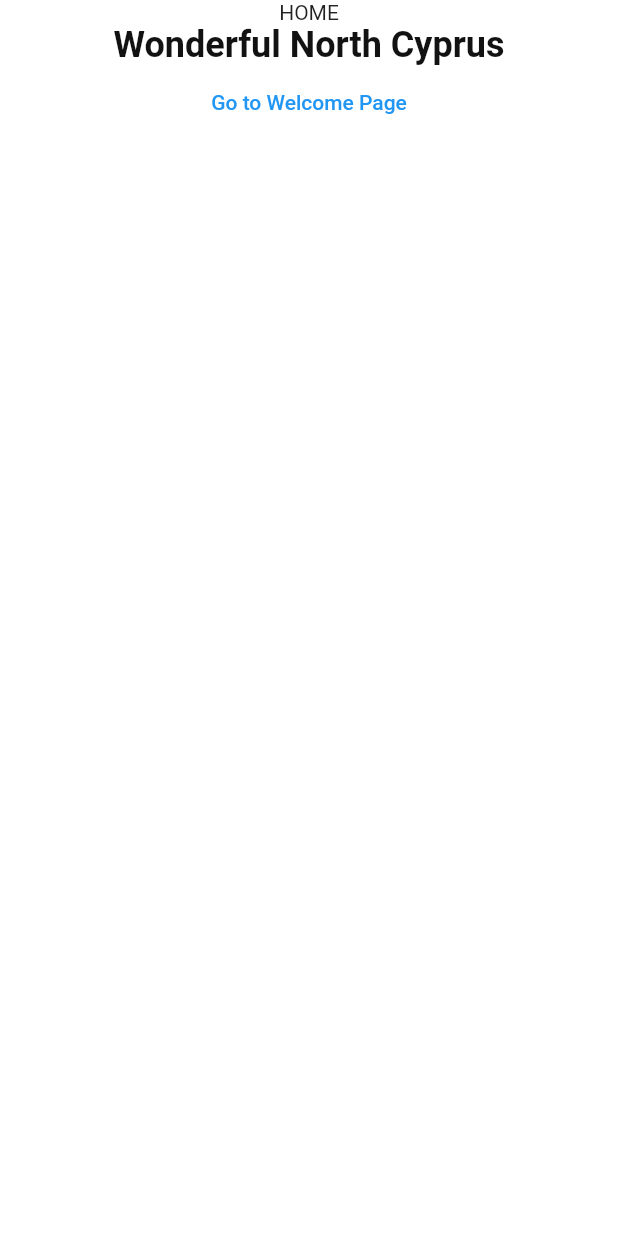
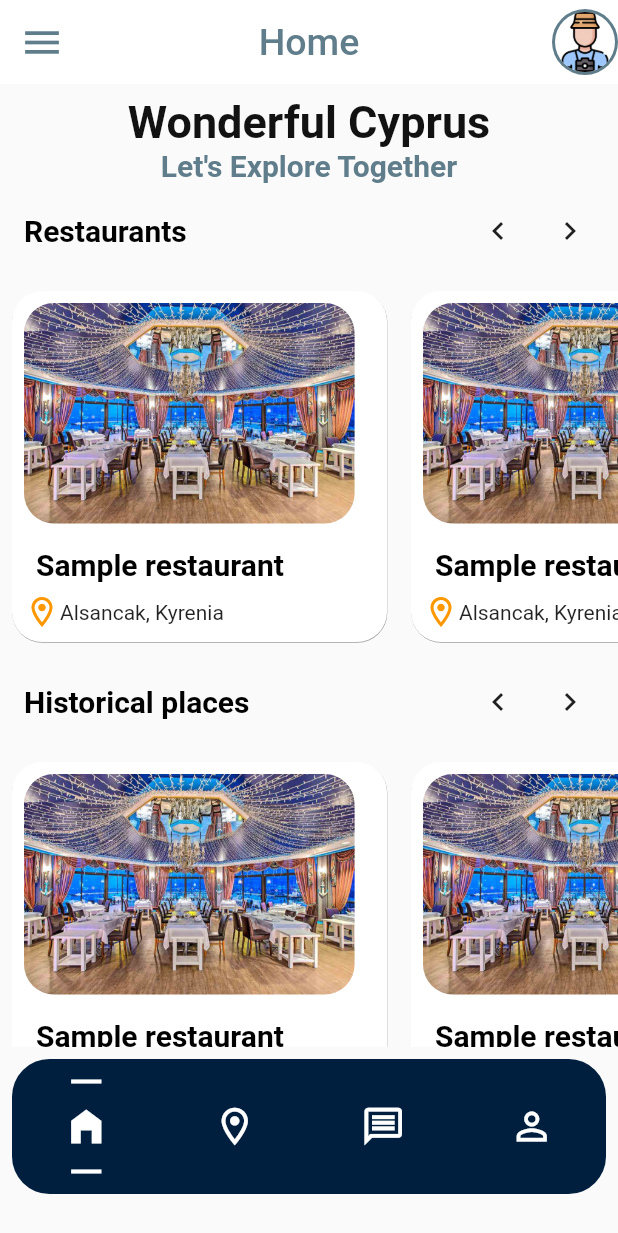
Before and after one commit to bilol-makhmudov/VisitCyprus, a Flutter app: the HomeScreen screen opened by its route, on a phone screen of 412 x 824 dp. Shown: the top 1233 px of the screen. Run offline on Flutter 3.47's test engine with Material 2 defaults, Android fonts, the light colour scheme and no system bars; missing offline and left inert: flutter_osm_plugin; Roboto replaces fonts that are missing (Poppins).

Commit message:
new pages

```diff
--- /dev/null
+++ b/lib/Widgets/BottomNavigationBarCustom.dart
@@ -0,0 +1,200 @@
+import 'package:flutter/cupertino.dart';
+import 'package:flutter/material.dart';
+
+class BottomNavigationBarCustom extends StatefulWidget {
+  final int currentPage;
+  final Function onPageChanged;
+  const BottomNavigationBarCustom(
+      {super.key, required this.onPageChanged, required this.currentPage});
+
+  @override
+  State<BottomNavigationBarCustom> createState() =>
+      _BottomNavigationBarCustomState();
+}
+
+class _BottomNavigationBarCustomState extends State<BottomNavigationBarCustom> {
+  int pageIndex = 0;
+  @override
+  Widget build(BuildContext context) {
+    return IntrinsicHeight(
+      child: Theme(
+        data: Theme.of(context).copyWith(
+            splashColor: Colors.transparent,
+            highlightColor: Colors.transparent,
+            hoverColor: Colors.transparent),
+        child: Column(
+          mainAxisAlignment: MainAxisAlignment.end,
+          children: [
+            Padding(
+              padding: const EdgeInsets.all(8.0),
+              child: Align(
+                alignment: Alignment.bottomCenter,
+                child: Container(
+                    decoration: BoxDecoration(
+                      borderRadius: BorderRadius.circular(25),
+                      color: Theme.of(context).primaryColorDark,
+                    ),
+                    height: 90,
+                    child: Row(
+                      mainAxisAlignment: MainAxisAlignment.spaceAround,
+                      children: [
+                        Column(
+                          children: [
+                            Expanded(
+                              child: Icon(Icons.horizontal_rule,
+                                  size: 30,
+                                  color: pageIndex == 0
+                                      ? Theme.of(context).primaryColor
+                                      : Theme.of(context).primaryColorDark),
+                            ),
+                            Expanded(
+                              child: IconButton(
+                                  enableFeedback: false,
+                                  padding: EdgeInsets.zero,
+                                  onPressed: () {
+                                    pageIndex = 0;
+                                    widget.onPageChanged(pageIndex);
+                                  },
+                                  icon: pageIndex == 0
+                                      ? Icon(
+                                          Icons.home_filled,
+                                          color: Theme.of(context).primaryColor,
+                                          size: 30,
+                                        )
+                                      : Icon(
+                                          Icons.home_outlined,
+                                          color: Theme.of(context).primaryColor,
+                                          size: 30,
+                                        )),
+                            ),
+                            Expanded(
+                              child: Icon(Icons.horizontal_rule,
+                                  size: 30,
+                                  color: pageIndex == 0
+                                      ? Theme.of(context).primaryColor
+                                      : Theme.of(context).primaryColorDark),
+                            )
+                          ],
+                        ),
+                        Column(
+                          children: [
+                            Expanded(
+                              child: Icon(Icons.horizontal_rule,
+                                  size: 30,
+                                  color: pageIndex == 1
+                                      ? Theme.of(context).primaryColor
+                                      : Theme.of(context).primaryColorDark),
+                            ),
+                            Expanded(
+                              child: IconButton(
+                                  padding: EdgeInsets.zero,
+                                  onPressed: () {
+                                    pageIndex = 1;
+                                    widget.onPageChanged(pageIndex);
+                                  },
+                                  icon: pageIndex == 1
+                                      ? Icon(
+                                          Icons.location_on,
+                                          color: Theme.of(context).primaryColor,
+                                          size: 30,
+                                        )
+                                      : Icon(
+                                          Icons.location_on_outlined,
+                                          color: Theme.of(context).primaryColor,
+                                          size: 30,
+                                        )),
+                            ),
+                            Expanded(
+                              child: Icon(Icons.horizontal_rule,
+                                  size: 30,
+                                  color: pageIndex == 1
+                                      ? Theme.of(context).primaryColor
+                                      : Theme.of(context).primaryColorDark),
+                            ),
+                          ],
+                        ),
+                        Column(
+                          children: [
+                            Expanded(
+                              child: Icon(Icons.horizontal_rule,
+                                  size: 30,
+                                  color: pageIndex == 2
+                                      ? Theme.of(context).primaryColor
+                                      : Theme.of(context).primaryColorDark),
+                            ),
+                            Expanded(
+                              child: IconButton(
+                                  padding: EdgeInsets.zero,
+                                  onPressed: () {
+                                    pageIndex = 2;
+                                    widget.onPageChanged(pageIndex);
+                                  },
+                                  icon: pageIndex == 2
+                                      ? Icon(
+                                          Icons.message,
+                                          color: Theme.of(context).primaryColor,
+                                          size: 30,
+                                        )
+                                      : Icon(
+                                          Icons.message_outlined,
+                                          color: Theme.of(context).primaryColor,
+                                          size: 30,
+                                        )),
+                            ),
+                            Expanded(
+                              child: Icon(Icons.horizontal_rule,
+                                  size: 30,
+                                  color: pageIndex == 2
+                                      ? Theme.of(context).primaryColor
+                                      : Theme.of(context).primaryColorDark),
+                            ),
+                          ],
+                        ),
+                        Column(
+                          children: [
+                            Expanded(
+                              child: Icon(Icons.horizontal_rule,
+                                  size: 30,
+                                  color: pageIndex == 3
+                                      ? Theme.of(context).primaryColor
+                                      : Theme.of(context).primaryColorDark),
+                            ),
+                            Expanded(
+                              child: IconButton(
+                                  padding: EdgeInsets.zero,
+                                  onPressed: () {
+                                    pageIndex = 3;
+                                    widget.onPageChanged(pageIndex);
+                                  },
+                                  icon: pageIndex == 3
+                                      ? Icon(
+                                          Icons.person,
+                                          color: Theme.of(context).primaryColor,
+                                          size: 30,
+                                        )
+                                      : Icon(
+                                          Icons.person_outline,
+                                          color: Theme.of(context).primaryColor,
+                                          size: 30,
+                                        )),
+                            ),
+                            Expanded(
+                              child: Icon(Icons.horizontal_rule,
+                                  size: 30,
+                                  color: pageIndex == 3
+                                      ? Theme.of(context).primaryColor
+                                      : Theme.of(context).primaryColorDark),
+                            ),
+                          ],
+                        ),
+                      ],
+                    )),
+              ),
+            ),
+            SizedBox(height: 20)
+          ],
+        ),
+      ),
+    );
+  }
+}
--- /dev/null
+++ b/lib/Widgets/PreviewCard.dart
@@ -0,0 +1,51 @@
+import 'package:flutter/material.dart';
+
+class PreviewCard extends StatefulWidget {
+  const PreviewCard({super.key});
+
+  @override
+  State<PreviewCard> createState() => _PreviewCardState();
+}
+
+class _PreviewCardState extends State<PreviewCard> {
+  @override
+  Widget build(BuildContext context) {
+    return Container(
+      width: 250,
+      decoration: BoxDecoration(boxShadow: const [
+        BoxShadow(color: Colors.grey, offset: Offset(0.2, 0.5))
+      ], borderRadius: BorderRadius.circular(20), color: Colors.white),
+      child: Padding(
+        padding: const EdgeInsets.all(8.0),
+        child: Column(
+          crossAxisAlignment: CrossAxisAlignment.start,
+          children: [
+            Expanded(
+              child: ClipRRect(
+                borderRadius: BorderRadius.circular(20),
+                child: Image.asset("assets/sample_restaurant.jpg"),
+              ),
+            ),
+            Padding(
+              padding: const EdgeInsets.only(left: 8.0, top: 16),
+              child: Text("Sample restaurant",
+                  style: Theme.of(context).textTheme.displaySmall),
+            ),
+            Padding(
+              padding: const EdgeInsets.only(top: 8),
+              child: Row(
+                children: [
+                  Icon(
+                    Icons.location_on_outlined,
+                    color: Colors.orange,
+                  ),
+                  Text("Alsancak, Kyrenia")
+                ],
+              ),
+            )
+          ],
+        ),
+      ),
+    );
+  }
+}
--- a/lib/config/app_router.dart
+++ b/lib/config/app_router.dart
@@ -8,6 +8,7 @@ import 'package:visit_cyprus/screens/profile/profile_screen.dart';
 import 'package:visit_cyprus/screens/whileLoading.dart';
 
 import '../screens/home/home_screen.dart';
+import '../screens/tips/TipsScreen.dart';
 import '../screens/welcome/welcome_screen.dart';
 
 class AppRoute {
@@ -36,6 +37,9 @@ class AppRoute {
       case MapScreen.routeName:
         return MapScreen.route();
 
+      case TipsScreen.routeName:
+        return TipsScreen.route();
+
       case ProfileScreen.routeName:
         return ProfileScreen.route();
 
--- a/lib/config/theme.dart
+++ b/lib/config/theme.dart
@@ -10,7 +10,11 @@ ThemeData theme() {
     fontFamily: "Poppins",
     textTheme: TextTheme(
       displayLarge: TextStyle(
-              color: Color(0xFF121212),
-              fontSize: 24,
-              fontWeight: FontWeight.w600)));
+          color: Color(0xFF121212), fontSize: 30, fontWeight: FontWeight.w700),
+      displayMedium: TextStyle(
+          color: Colors.blueGrey, fontSize: 20, fontWeight: FontWeight.w700),
+      displaySmall: TextStyle(
+          color: Colors.black, fontSize: 20, fontWeight: FontWeight.w700),
+    ),
+  );
 }
--- /dev/null
+++ b/lib/screens/everything/EverythingScreen.dart
@@ -0,0 +1,155 @@
+import 'package:flutter/cupertino.dart';
+import 'package:flutter/material.dart';
+import 'package:flutter/rendering.dart';
+
+import '../../Widgets/PreviewCard.dart';
+
+class EverythingScreen extends StatefulWidget {
+  const EverythingScreen({
+    super.key,
+  });
+
+  @override
+  State<EverythingScreen> createState() => _EverythingScreenState();
+}
+
+class _EverythingScreenState extends State<EverythingScreen> {
+  late ScrollController _restaurantsController;
+  late ScrollController _historicalController;
+
+  @override
+  void initState() {
+    // TODO: implement initState
+    super.initState();
+    _restaurantsController = ScrollController();
+    _historicalController = ScrollController();
+  }
+
+  @override
+  void dispose() {
+    // TODO: implement dispose
+    super.dispose();
+    _restaurantsController.dispose();
+    _historicalController.dispose();
+  }
+
+  void scrollLeft(ScrollController controller) {
+    // Calculate the new scroll offset to move by a certain amount (adjust as needed)
+    final double offsetToScroll = controller.offset - 200.0;
+
+    // Scroll to the new offset with an animation
+    controller.animateTo(
+      offsetToScroll,
+      duration: Duration(milliseconds: 500), // Adjust the duration as needed
+      curve: Curves.easeInOut, // Adjust the curve as needed
+    );
+  }
+
+  void scrollRight(ScrollController controller) {
+    // Calculate the new scroll offset to move by a certain amount (adjust as needed)
+    final double offsetToScroll = controller.offset + 200.0;
+
+    // Scroll to the new offset with an animation
+    controller.animateTo(
+      offsetToScroll,
+      duration: Duration(milliseconds: 500), // Adjust the duration as needed
+      curve: Curves.easeInOut, // Adjust the curve as needed
+    );
+  }
+
+  @override
+  Widget build(BuildContext context) {
+    return SingleChildScrollView(
+      child: Column(
+        crossAxisAlignment: CrossAxisAlignment.center,
+        children: [
+          Padding(
+            padding: const EdgeInsets.only(top: 8.0),
+            child: Text("Wonderful Cyprus",
+                style: Theme.of(context).textTheme.displayLarge),
+          ),
+          Text("Let's Explore Together",
+              style: Theme.of(context).textTheme.displayMedium),
+          Padding(
+            padding: const EdgeInsets.all(8.0),
+            child: Row(
+              children: [
+                Padding(
+                  padding: const EdgeInsets.all(8.0),
+                  child: Text("Restaurants",
+                      style: Theme.of(context).textTheme.displaySmall),
+                ),
+                Spacer(),
+                IconButton(
+                  enableFeedback: false,
+                  icon: Icon(Icons.chevron_left),
+                  onPressed: () {
+                    scrollLeft(_restaurantsController);
+                  },
+                ),
+                IconButton(
+                  icon: Icon(Icons.chevron_right),
+                  onPressed: () {
+                    scrollRight(_restaurantsController);
+                  },
+                )
+              ],
+            ),
+          ),
+          Container(
+            height: 250,
+            child: ListView.builder(
+                controller: _restaurantsController,
+                scrollDirection: Axis.horizontal,
+                itemCount: 5,
+                itemBuilder: (BuildContext context, int index) {
+                  return Padding(
+                    padding: const EdgeInsets.all(8.0),
+                    child: PreviewCard(),
+                  );
+                }),
+          ),
+          Padding(
+            padding: const EdgeInsets.all(8.0),
+            child: Row(
+              children: [
+                Padding(
+                  padding: const EdgeInsets.all(8.0),
+                  child: Text("Historical places",
+                      style: Theme.of(context).textTheme.displaySmall),
+                ),
+                Spacer(),
+                IconButton(
+                  enableFeedback: false,
+                  icon: Icon(Icons.chevron_left),
+                  onPressed: () {
+                    scrollLeft(_historicalController);
+                  },
+                ),
+                IconButton(
+                  icon: Icon(Icons.chevron_right),
+                  onPressed: () {
+                    scrollRight(_historicalController);
+                  },
+                )
+              ],
+            ),
+          ),
+          Container(
+            height: 250,
+            child: ListView.builder(
+                controller: _historicalController,
+                scrollDirection: Axis.horizontal,
+                itemCount: 5,
+                itemBuilder: (BuildContext context, int index) {
+                  return Padding(
+                    padding: const EdgeInsets.all(8.0),
+                    child: PreviewCard(),
+                  );
+                }),
+          ),
+        ],
+      ),
+    );
+  }
+}
--- a/lib/screens/home/home_screen.dart
+++ b/lib/screens/home/home_screen.dart
@@ -1,4 +1,12 @@
 import 'package:flutter/material.dart';
+import 'package:visit_cyprus/screens/everything/EverythingScreen.dart';
+import 'package:visit_cyprus/screens/profile/profile_screen.dart';
+
+import '../../Widgets/BottomNavigationBarCustom.dart';
+import '../../config/theme.dart';
+import '../locations/locations.dart';
+import '../map/map_screen.dart';
+import '../tips/TipsScreen.dart';
 
 class HomeScreen extends StatefulWidget {
   const HomeScreen({Key? key}) : super(key: key);
@@ -15,24 +23,76 @@ class HomeScreen extends StatefulWidget {
 }
 
 class _HomeScreenState extends State<HomeScreen> {
+  late PageController _pageController;
+  int pageIndex = 0;
+
+  @override
+  void initState() {
+    // TODO: implement initState
+    super.initState();
+    _pageController = PageController();
+  }
+
+  @override
+  void dispose() {
+    // TODO: implement dispose
+    super.dispose();
+    _pageController.dispose();
+  }
+
   @override
   Widget build(BuildContext context) {
     return SafeArea(
       child: Scaffold(
-        body: Column(
+        backgroundColor: Color(0xffFAFAFA),
+        appBar: AppBar(
+          elevation: 0,
+          backgroundColor: Colors.white,
+          leading: IconButton(
+            icon: Icon(Icons.menu, color: Colors.blueGrey, size: 30),
+            onPressed: () {},
+          ),
+          centerTitle: true,
+          title: Text(
+            "Home",
+            style: TextStyle(color: Colors.blueGrey, fontSize: 25),
+          ),
+          actions: [
+            Center(
+              child: CircleAvatar(
+                backgroundColor: Colors.blueGrey,
+                radius: 22,
+                child: CircleAvatar(
+                  backgroundImage: AssetImage("assets/traveler.png"),
+                ),
+              ),
+            )
+          ],
+        ),
+        body: PageView(
+          physics: NeverScrollableScrollPhysics(),
+          controller: _pageController,
+          onPageChanged: (index) {
+            setState(() {
+              pageIndex = index;
+            });
+          },
           children: [
-            Text("HOME"),
-            Text("Wonderful North Cyprus",
-                style: Theme.of(context).textTheme.displayLarge),
-            Center(
-              child: TextButton(
-                child: Text("Go to Welcome Page"),
-                onPressed: () {
-                  Navigator.pushNamed(context, "/");
-                },
-              ),
-            ),
+            EverythingScreen(),
+            LocationsScreen(),
+            TipsScreen(),
+            ProfileScreen()
           ],
+        ),
+        bottomNavigationBar: BottomNavigationBarCustom(
+          currentPage: pageIndex,
+          onPageChanged: (newPageIndex) {
+            setState(() {
+              pageIndex = newPageIndex;
+              _pageController.animateToPage(pageIndex,
+                  duration: Duration(milliseconds: 300), curve: Curves.linear);
+            });
+          },
         ),
       ),
     );
--- a/lib/screens/map/map_screen.dart
+++ b/lib/screens/map/map_screen.dart
@@ -47,8 +47,7 @@ class _MapScreenState extends State<MapScreen> {
 
   @override
   Widget build(BuildContext context) {
-    return Scaffold(
-      body: Stack(
+    return Stack(
       children: [
         GestureDetector(
           onDoubleTap: () {},
@@ -109,7 +108,6 @@ class _MapScreenState extends State<MapScreen> {
               )),
         )
       ],
-      ),
     );
   }
 }
--- /dev/null
+++ b/lib/screens/tips/TipsScreen.dart
@@ -0,0 +1,23 @@
+import 'package:flutter/cupertino.dart';
+import 'package:flutter/material.dart';
+
+class TipsScreen extends StatefulWidget {
+  const TipsScreen({super.key});
+
+  static const String routeName = "/tips";
+
+  static Route route() {
+    return MaterialPageRoute(
+        builder: (_) => TipsScreen(), settings: RouteSettings(name: routeName));
+  }
+
+  @override
+  State<TipsScreen> createState() => _TipsScreenState();
+}
+
+class _TipsScreenState extends State<TipsScreen> {
+  @override
+  Widget build(BuildContext context) {
+    return const Placeholder();
+  }
+}
--- a/lib/screens/welcome/welcome_screen.dart
+++ b/lib/screens/welcome/welcome_screen.dart
@@ -103,7 +103,7 @@ class _WelcomeScreenState extends State<WelcomeScreen> {
                                         ),
                                       ),
                                       onPressed: () {
-                                        Navigator.pushNamed(context, "/map");
+                                        Navigator.pushNamed(context, "/home");
                                       },
                                       child: Padding(
                                         padding: const EdgeInsets.all(16.0),
--- a/pubspec.yaml
+++ b/pubspec.yaml
@@ -35,9 +35,9 @@ dependencies:
   # The following adds the Cupertino Icons font to your application.
   # Use with the CupertinoIcons class for iOS style icons.
   cupertino_icons: ^1.0.2
-  flutter_osm_plugin: ^0.60.4
   flutter_localizations:
     sdk: flutter
+  flutter_osm_plugin: ^0.60.5
 
 dev_dependencies:
   flutter_test:
```
Also changed, not shown: assets/sample_restaurant.jpg (added), assets/traveler.png (added), pubspec.lock, 1 other file. Lines whose indentation alone changed are shown as unchanged.
